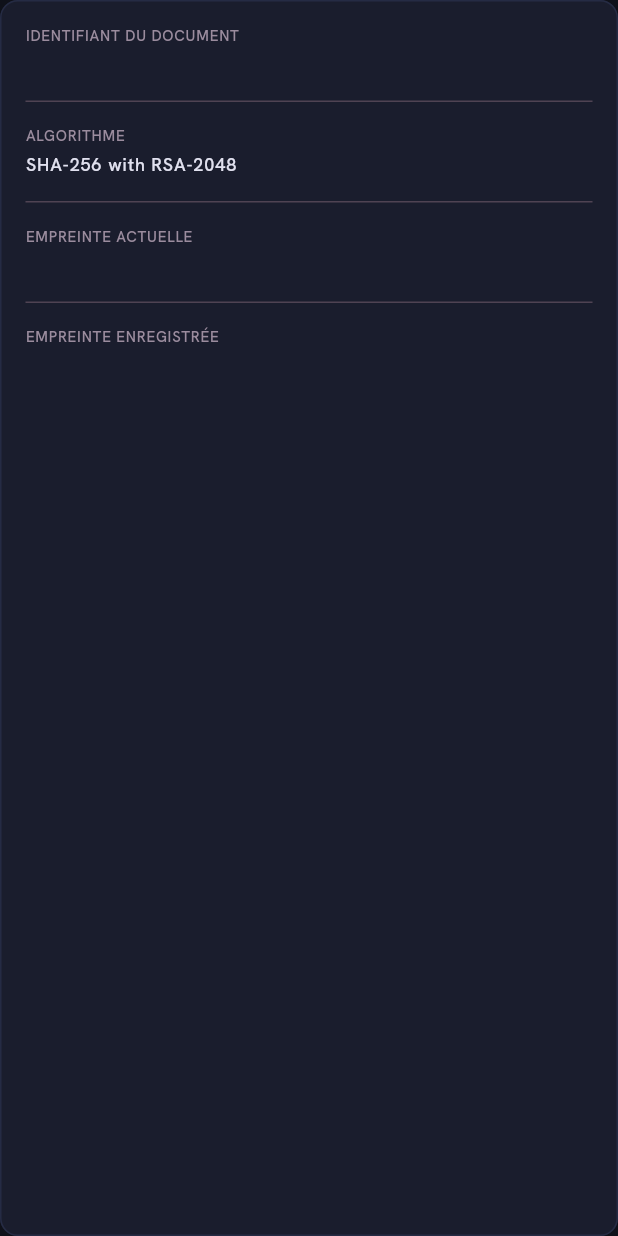
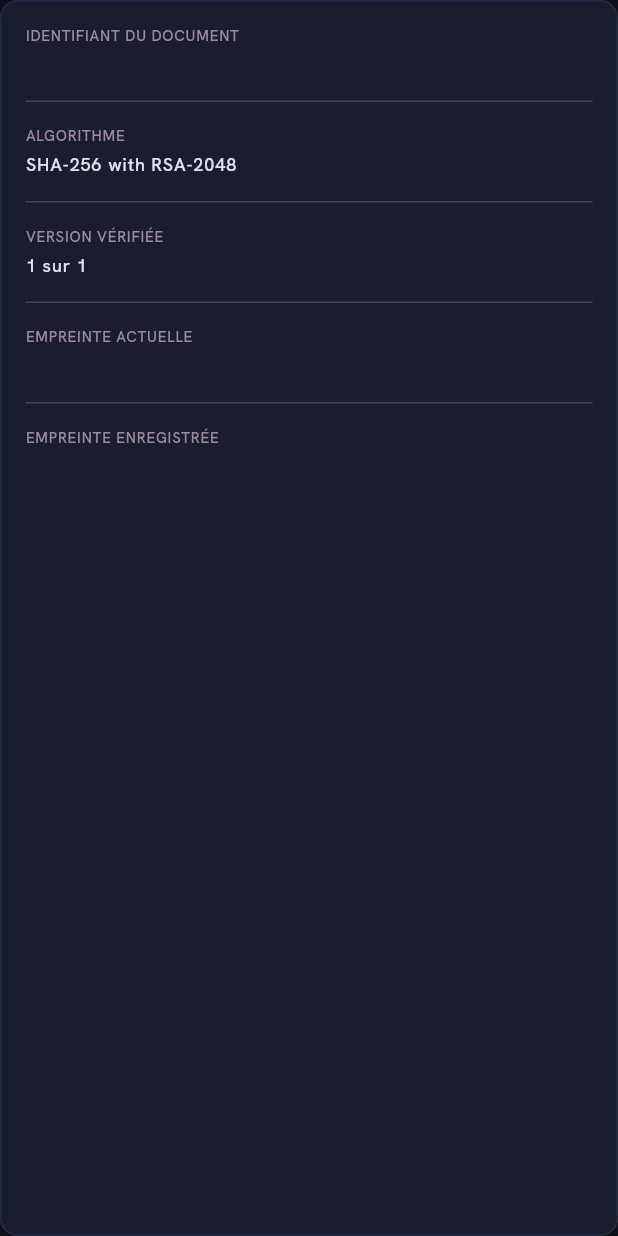
Before and after one commit to HenintsoaPaul/passkey_workshop, a Flutter app: the _TechnicalDetails widget shown alone on an empty page, opened directly with empty values, on a phone screen of 412 x 824 dp. Run offline on Flutter 3.47's test engine with Material 3 defaults, Android fonts, the phone set to English and light mode, and no system bars; our stand-ins replace basic_utils, flutter_secure_storage; missing offline and left inert: credential_manager, pointycastle; accounts and stored records are empty; network calls fail.

Commit message:
feat(flutter): show which version is being signed
A signer confirming a signature needs to know which revision it covers, since
a new version silently invalidated whatever they agreed to before. The detail
screen shows the version when a document has been revised, the confirmation
sheet names it, and the audit screen reports which version its checks ran
against.

Both models default to version 1 when the field is absent, so the app keeps
working against a server that predates versioning.

Co-Authored-By: Claude Opus 5 <noreply@anthropic.com>
Claude-Session: https://claude.ai/code/session_01F7KttdbZK6J3HdK1RsSbtg

```diff
--- a/passkey_app/lib/models/document.dart
+++ b/passkey_app/lib/models/document.dart
@@ -173,6 +173,8 @@ class Document {
     required this.auditTrail,
     this.algorithm = 'SHA-256 with RSA-2048',
     this.fileSize,
+    this.versionNumber = 1,
+    this.versionCount = 1,
     this.canSign = false,
     this.hasSigned = false,
     this.isSigner = false,
@@ -193,6 +195,8 @@ class Document {
       folderPath: json['folderPath'] as String? ?? '/',
       algorithm: json['algorithm'] as String? ?? 'SHA-256 with RSA-2048',
       fileSize: json['fileSize'] as int?,
+      versionNumber: json['versionNumber'] as int? ?? 1,
+      versionCount: json['versionCount'] as int? ?? 1,
       canSign: json['canSign'] as bool? ?? false,
       hasSigned: json['hasSigned'] as bool? ?? false,
       isSigner: json['isSigner'] as bool? ?? false,
@@ -223,6 +227,16 @@ class Document {
   final List<AuditEvent> auditTrail;
   final String algorithm;
   final int? fileSize;
+
+  /// Which revision of the content this is. A new version invalidates every
+  /// signature made against the previous one (§2.5).
+  final int versionNumber;
+
+  /// How many revisions exist in total.
+  final int versionCount;
+
+  /// Whether this document has been revised since it was created.
+  bool get hasEarlierVersions => versionCount > 1;
 
   /// Whether the signed-in user may sign this document right now.
   final bool canSign;
--- a/passkey_app/lib/models/verification.dart
+++ b/passkey_app/lib/models/verification.dart
@@ -105,6 +105,8 @@ class VerificationReport {
     required this.missingSigners,
     this.currentHash,
     this.storedHash,
+    this.versionNumber = 1,
+    this.versionCount = 1,
   });
 
   factory VerificationReport.fromJson(Map<String, dynamic> json) {
@@ -115,6 +117,8 @@ class VerificationReport {
       requiredCount: json['requiredCount'] as int? ?? 0,
       currentHash: json['currentHash'] as String?,
       storedHash: json['storedHash'] as String?,
+      versionNumber: json['versionNumber'] as int? ?? 1,
+      versionCount: json['versionCount'] as int? ?? 1,
       missingSigners: [
         for (final name in (json['missingSigners'] as List<dynamic>? ?? []))
           name as String,
@@ -136,6 +140,10 @@ class VerificationReport {
   final int requiredCount;
   final String? currentHash;
   final String? storedHash;
+
+  /// The revision these checks were run against.
+  final int versionNumber;
+  final int versionCount;
   final List<String> missingSigners;
   final List<VerificationCheck> checks;
   final List<SignatureReport> signatures;
--- a/passkey_app/lib/screens/document_detail_screen.dart
+++ b/passkey_app/lib/screens/document_detail_screen.dart
@@ -184,6 +184,15 @@ class _DocumentDetailScreenState extends State<DocumentDetailScreen> {
               value: _document.shortHash,
               tooltip: _document.fileHash,
             ),
+
+            if (_document.hasEarlierVersions) ...[
+              const SizedBox(height: AppSpacing.xs),
+              MetaRow(
+                label: 'Version',
+                value: '${_document.versionNumber} '
+                    '(sur ${_document.versionCount})',
+              ),
+            ],
 
             const SizedBox(height: AppSpacing.lg),
 
@@ -451,7 +460,9 @@ class _ConfirmSheet extends StatelessWidget {
             const SizedBox(height: AppSpacing.sm),
 
             Text(
-              'Vous allez signer « ${document.title} » avec la clé privée de '
+              'Vous allez signer « ${document.title} »'
+              '${document.hasEarlierVersions ? ' (version '
+                  '${document.versionNumber})' : ''} avec la clé privée de '
               'cet appareil. Votre passkey sera demandée pour confirmer.',
               textAlign: TextAlign.center,
               style: AppTypography.bodyMd.copyWith(
--- a/passkey_app/lib/screens/verify_screen.dart
+++ b/passkey_app/lib/screens/verify_screen.dart
@@ -565,6 +565,13 @@ class _TechnicalDetails extends StatelessWidget {
           const _DetailDivider(),
 
           _DetailEntry(
+            label: 'VERSION VÉRIFIÉE',
+            value: '${report.versionNumber} sur ${report.versionCount}',
+          ),
+
+          const _DetailDivider(),
+
+          _DetailEntry(
             label: 'EMPREINTE ACTUELLE',
             value: report.currentHash ?? 'illisible',
           ),
```
Also changed, not shown: 1 other file.
